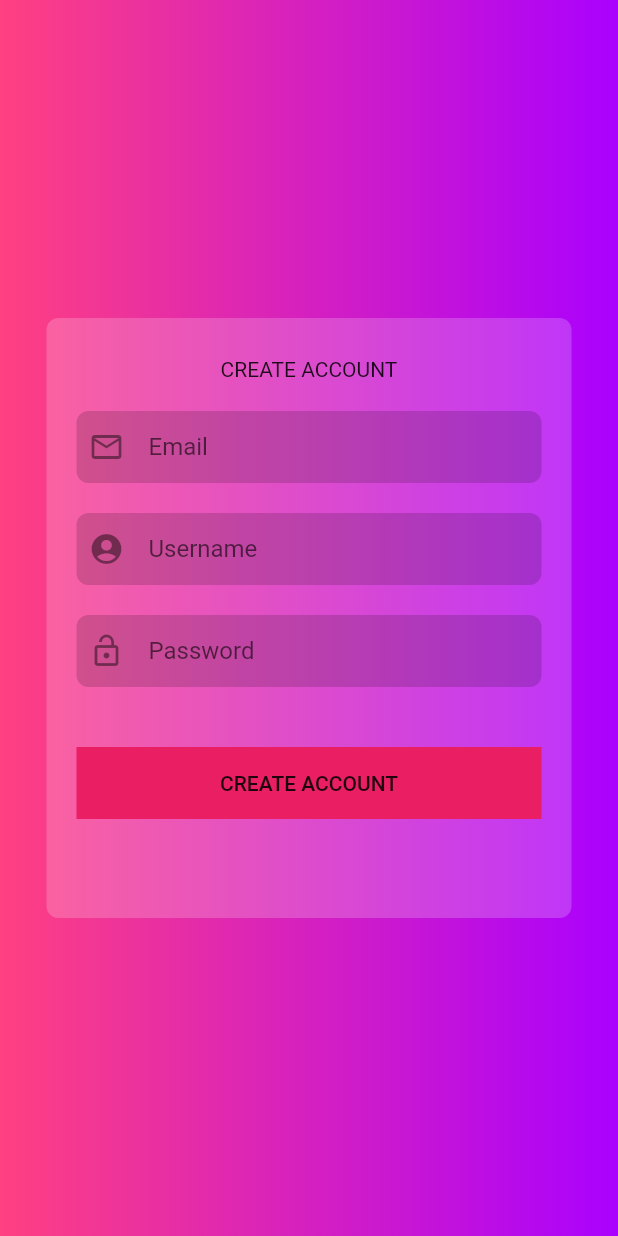
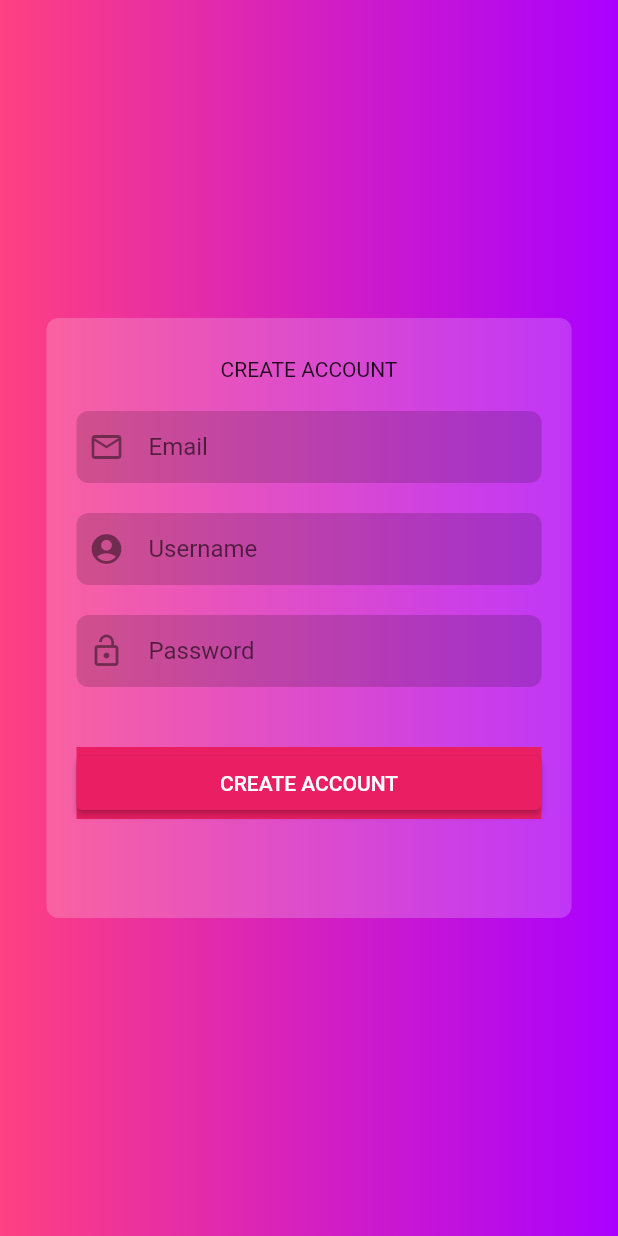
Before and after one commit to Democracity/BO-cracity, a Flutter app: the screen it shows after launch, after a tap on "Sign up here.", on a phone screen of 412 x 824 dp. Run offline on Flutter 3.47's test engine with Material 2 defaults, Android fonts, the phone set to English and light mode, and no system bars; accounts and stored records are empty; network calls fail.

Commit message:
creation de compte

```diff
--- a/lib/home.dart
+++ /dev/null
@@ -1,146 +0,0 @@
-import 'package:bo_cracity/create_account.dart';
-import 'package:flutter/material.dart';
-import 'package:bo_cracity/create_account.dart';
-
-class Home extends StatelessWidget {
-  const Home({Key? key}) : super(key: key);
-
-  @override
-  Widget build(BuildContext context) {
-    return Container(
-
-      decoration: BoxDecoration(
-          gradient: LinearGradient(
-              colors: [
-                Colors.pinkAccent,
-                Colors.purpleAccent.shade700
-              ]
-          )
-
-      ),
-      child: Scaffold(
-        backgroundColor: Colors.transparent,
-        body: Center(
-            child: Container(
-              decoration: BoxDecoration(
-                  color: Colors.white.withAlpha(50),
-
-                  borderRadius: BorderRadius.circular(8),
-              ),
-              height: 400,
-              width: 350,
-              child: Column(
-                mainAxisAlignment: MainAxisAlignment.center,
-                children: [
-                  const Text("LOGIN"),
-                  const SizedBox(height: 20,),
-                  Padding(
-                    padding: const EdgeInsets.symmetric(horizontal:20),
-                    child: Container(
-                      decoration: BoxDecoration(
-                          color: Colors.black.withAlpha(40),
-                        borderRadius: BorderRadius.circular(8),
-
-
-                    ),
-                      child: const Padding(
-                        padding: EdgeInsets.only(left:8.0),
-                        child: TextField(
-                          decoration: InputDecoration(
-                              border: InputBorder.none,
-                              hintText: 'Email',
-                              icon: Icon(Icons.email_outlined)
-                          ),
-                        ),
-                      ),
-                    ),
-                  ),
-                  const SizedBox(height: 20,),
-
-                  Padding(
-                    padding: const EdgeInsets.symmetric(horizontal:20),
-                    child: Container(
-                      decoration: BoxDecoration(
-                          color: Colors.black.withAlpha(40),
-                        borderRadius: BorderRadius.circular(8),
-                      ),
-                      child: const Padding(
-                        padding: EdgeInsets.only(left:8.0),
-                        child: TextField(
-                          decoration: InputDecoration(
-                              border: InputBorder.none,
-                              hintText: 'Password',
-                              icon: Icon(Icons.lock_open)
-                          ),
-                        ),
-                      ),
-                    ),
-                  ),
-                  const SizedBox(height: 5,),
-
-                  Padding(
-                    padding: const EdgeInsets.only(right:20),
-                    child: Row(
-                      mainAxisAlignment: MainAxisAlignment.end,
-                      children: const [Text("Forgot password?")],
-                    ),
-                  ),
-
-                  const SizedBox(height: 40,),
-                  Padding(
-                    padding: const EdgeInsets.symmetric(horizontal:20),
-                    child: Container(
-                      decoration: const BoxDecoration(
-                          color: Colors.pink
-                      ),
-                      child: FlatButton(
-                        onPressed: ()async{
-
-                        },
-                        child: Padding(
-                          padding: const EdgeInsets.symmetric(vertical:4),
-
-                          child: Row(
-                            mainAxisAlignment: MainAxisAlignment.center,
-                            children: const [
-                              Text("LOGIN"),
-                            ],
-                          ),
-                        ),
-                      ),
-                    ),
-                  ),
-                  const SizedBox(height: 40,),
-
-                  Padding(
-                    padding: const EdgeInsets.only(right:20),
-                    child: Row(
-                      mainAxisAlignment: MainAxisAlignment.center,
-                      children: [
-                        const Text("Do not have an account? "),
-                        GestureDetector(
-                            onTap:
-                                  () => _goToCreateAccount(context),
-
-                            child: const Text("Sign up here. ")),
-                      ],
-                    ),
-                  ),
-
-                ],
-              ),
-            ),
-
-        ),
-      ),
-    );
-  }
-}
-
-void _goToCreateAccount(BuildContext context) {
-  Navigator.of(context).push(
-    MaterialPageRoute(
-      builder: (BuildContext context) => const CreateAccount(),
-    ),
-  );
-}
--- a/lib/main.dart
+++ b/lib/main.dart
@@ -1,11 +1,12 @@
-import 'package:flutter/cupertino.dart';
 import 'package:flutter/material.dart';
 
-import 'home.dart';
+import 'pages/login.dart';
 
-void main() => runApp(MyApp());
+void main() => runApp(const MyApp());
 
 class MyApp extends StatelessWidget {
+  const MyApp({Key? key}) : super(key: key);
+
   @override
   Widget build(BuildContext context) {
     return MaterialApp(
@@ -18,7 +19,7 @@
           ),
         ),
       ),
-      home: Home(),
+      home: const Login(),
     );
   }
 }
--- a/lib/create_account.dart
+++ b/lib/pages/create_account.dart
@@ -1,12 +1,45 @@
 import 'package:flutter/material.dart';
+import 'package:http/http.dart' as http;
+import '../services/User.dart';
 
-class CreateAccount extends StatelessWidget {
+class CreateAccount extends StatefulWidget {
   const CreateAccount({Key? key}) : super(key: key);
+
+  @override
+  State<CreateAccount> createState() => _CreateAccountState();
+}
+
+
+Future<User?> createAccount(String mail, String username, String password, String role)  async {
+  var response = await http.post(Uri.http('localhost:3000', 'user'), body: {
+    "mail": mail,
+    "username": username,
+    "password": password,
+    "role": role,
+  });
+  var data = response.body;
+  print(data);
+
+  if (response.statusCode == 200){
+    String responseString = response.body;
+    userFromJson(responseString);
+  }
+  else {
+    return null;
+  }
+}
+
+class _CreateAccountState extends State<CreateAccount> {
+
+  late User _userModel;
+  TextEditingController usernameController = TextEditingController();
+  TextEditingController mailController = TextEditingController();
+  TextEditingController passwordController = TextEditingController();
+
 
   @override
   Widget build(BuildContext context) {
     return Container(
-
       decoration: BoxDecoration(
           gradient: LinearGradient(
               colors: [
@@ -38,14 +71,15 @@ class CreateAccount extends StatelessWidget {
                       color: Colors.black.withAlpha(40),
                       borderRadius: BorderRadius.circular(8),
                     ),
-                    child: const Padding(
-                      padding: EdgeInsets.only(left:8.0),
+                    child: Padding(
+                      padding: const EdgeInsets.only(left:8.0),
                       child: TextField(
-                        decoration: InputDecoration(
+                        decoration: const InputDecoration(
                             border: InputBorder.none,
                             hintText: 'Email',
                             icon: Icon(Icons.email_outlined)
                         ),
+                        controller: mailController,
                       ),
                     ),
                   ),
@@ -58,14 +92,15 @@ class CreateAccount extends StatelessWidget {
                       color: Colors.black.withAlpha(40),
                       borderRadius: BorderRadius.circular(8),
                     ),
-                    child: const Padding(
-                      padding: EdgeInsets.only(left:8.0),
+                    child: Padding(
+                      padding: const EdgeInsets.only(left:8.0),
                       child: TextField(
-                        decoration: InputDecoration(
+                        decoration: const InputDecoration(
                             border: InputBorder.none,
                             hintText: 'Username',
                             icon: Icon(Icons.account_circle_rounded)
                         ),
+                        controller: usernameController,
                       ),
                     ),
                   ),
@@ -78,14 +113,15 @@ class CreateAccount extends StatelessWidget {
                         color: Colors.black.withAlpha(40),
                         borderRadius: BorderRadius.circular(8),
                     ),
-                    child: const Padding(
-                      padding: EdgeInsets.only(left:8.0),
+                    child: Padding(
+                      padding: const EdgeInsets.only(left:8.0),
                       child: TextField(
-                        decoration: InputDecoration(
+                        decoration: const InputDecoration(
                             border: InputBorder.none,
                             hintText: 'Password',
                             icon: Icon(Icons.lock_open)
                         ),
+                        controller: passwordController,
                       ),
                     ),
                   ),
@@ -97,9 +133,18 @@ class CreateAccount extends StatelessWidget {
                     decoration: const BoxDecoration(
                         color: Colors.pink
                     ),
-                    child: FlatButton(
-                      onPressed: ()async{
+                    child: ElevatedButton(
+                      onPressed: () async{
+                          String mail = mailController.text;
+                          String username = usernameController.text;
+                          String password = passwordController.text;
+                          String role = "2";
 
+                          User? data = await createAccount(mail, username, password, role);
+
+                          setState((){
+                            _userModel = data!;
+                          });
                       },
                       child: Padding(
                         padding: const EdgeInsets.symmetric(vertical:4),
@@ -110,6 +155,9 @@ class CreateAccount extends StatelessWidget {
                             Text("CREATE ACCOUNT"),
                           ],
                         ),
+                      ),
+                      style: ElevatedButton.styleFrom(
+                        primary: Colors.pink,
                       ),
                     ),
                   ),
@@ -126,7 +174,7 @@ class CreateAccount extends StatelessWidget {
   }
 }
 
-void _goToCreateAccount(BuildContext context) {
+void _goToLogin(BuildContext context) {
   Navigator.of(context).push(
     MaterialPageRoute(
       builder: (BuildContext context) => const CreateAccount(),
--- /dev/null
+++ b/lib/pages/login.dart
@@ -0,0 +1,134 @@
+import 'package:bo_cracity/pages/create_account.dart';
+import 'package:flutter/material.dart';
+import 'package:bo_cracity/pages/create_account.dart';
+
+class Login extends StatelessWidget {
+  const Login({Key? key}) : super(key: key);
+
+  @override
+  Widget build(BuildContext context) {
+    return Container(
+      decoration: BoxDecoration(
+          gradient: LinearGradient(
+              colors: [Colors.pinkAccent, Colors.purpleAccent.shade700])),
+      child: Scaffold(
+        backgroundColor: Colors.transparent,
+        body: Center(
+          child: Container(
+            decoration: BoxDecoration(
+              color: Colors.white.withAlpha(50),
+              borderRadius: BorderRadius.circular(8),
+            ),
+            height: 400,
+            width: 350,
+            child: Column(
+              mainAxisAlignment: MainAxisAlignment.center,
+              children: [
+                const Text("LOGIN"),
+                const SizedBox(
+                  height: 20,
+                ),
+                Padding(
+                  padding: const EdgeInsets.symmetric(horizontal: 20),
+                  child: Container(
+                    decoration: BoxDecoration(
+                      color: Colors.black.withAlpha(40),
+                      borderRadius: BorderRadius.circular(8),
+                    ),
+                    child: const Padding(
+                      padding: EdgeInsets.only(left: 8.0),
+                      child: TextField(
+                        decoration: InputDecoration(
+                            border: InputBorder.none,
+                            hintText: 'Email',
+                            icon: Icon(Icons.email_outlined)),
+                      ),
+                    ),
+                  ),
+                ),
+                const SizedBox(
+                  height: 20,
+                ),
+                Padding(
+                  padding: const EdgeInsets.symmetric(horizontal: 20),
+                  child: Container(
+                    decoration: BoxDecoration(
+                      color: Colors.black.withAlpha(40),
+                      borderRadius: BorderRadius.circular(8),
+                    ),
+                    child: const Padding(
+                      padding: EdgeInsets.only(left: 8.0),
+                      child: TextField(
+                        decoration: InputDecoration(
+                            border: InputBorder.none,
+                            hintText: 'Password',
+                            icon: Icon(Icons.lock_open)),
+                      ),
+                    ),
+                  ),
+                ),
+                const SizedBox(
+                  height: 5,
+                ),
+                Padding(
+                  padding: const EdgeInsets.only(right: 20),
+                  child: Row(
+                    mainAxisAlignment: MainAxisAlignment.end,
+                    children: const [Text("Forgot password?")],
+                  ),
+                ),
+                const SizedBox(
+                  height: 40,
+                ),
+                Padding(
+                  padding: const EdgeInsets.symmetric(horizontal: 20),
+                  child: Container(
+                    decoration: const BoxDecoration(color: Colors.pink),
+                    child: ElevatedButton(
+                      onPressed: () async {},
+                      child: Padding(
+                        padding: const EdgeInsets.symmetric(vertical: 4),
+                        child: Row(
+                          mainAxisAlignment: MainAxisAlignment.center,
+                          children: const [
+                            Text("LOGIN"),
+                          ],
+                        ),
+                      ),
+                      style: ElevatedButton.styleFrom(
+                        primary: Colors.pink
+                      ),
+                    ),
+                  ),
+                ),
+                const SizedBox(
+                  height: 40,
+                ),
+                Padding(
+                  padding: const EdgeInsets.only(right: 20),
+                  child: Row(
+                    mainAxisAlignment: MainAxisAlignment.center,
+                    children: [
+                      const Text("Do not have an account? "),
+                      GestureDetector(
+                          onTap: () => _goToCreateAccount(context),
+                          child: const Text("Sign up here. ")),
+                    ],
+                  ),
+                ),
+              ],
+            ),
+          ),
+        ),
+      ),
+    );
+  }
+}
+
+void _goToCreateAccount(BuildContext context) {
+  Navigator.of(context).push(
+    MaterialPageRoute(
+      builder: (BuildContext context) => const CreateAccount(),
+    ),
+  );
+}
--- /dev/null
+++ b/lib/services/User.dart
@@ -0,0 +1,37 @@
+// To parse this JSON data, do
+//
+//     final user = userFromJson(jsonString);
+
+import 'dart:convert';
+
+User userFromJson(String str) => User.fromJson(json.decode(str));
+
+String userToJson(User data) => json.encode(data.toJson());
+
+class User {
+  User({
+    required this.username,
+    required this.password,
+    required this.mail,
+    required this.role,
+  });
+
+  String username;
+  String password;
+  String mail;
+  int role;
+
+  factory User.fromJson(Map<String, dynamic> json) => User(
+    username: json["username"],
+    password: json["password"],
+    mail: json["mail"],
+    role: json["role"],
+  );
+
+  Map<String, dynamic> toJson() => {
+    "username": username,
+    "password": password,
+    "mail": mail,
+    "role": role,
+  };
+}
--- a/pubspec.yaml
+++ b/pubspec.yaml
@@ -27,6 +27,7 @@ environment:
 # the latest version available on pub.dev. To see which dependencies have newer
 # versions available, run `flutter pub outdated`.
 dependencies:
+  http: ^0.13.4
   flutter:
     sdk: flutter
 
```
Also changed, not shown: pubspec.lock.
